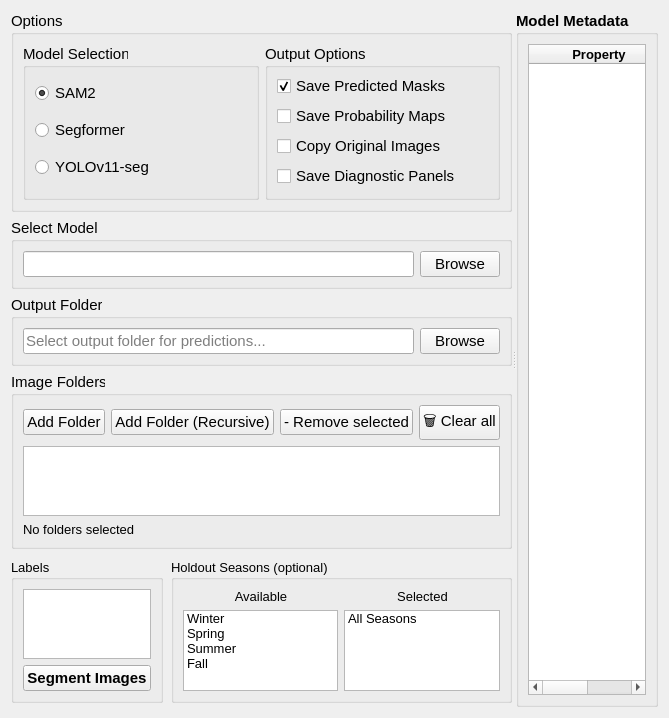
Qt form src/GRIME_AI/dialogs/ML_image_processing/segment_images_tab.ui (GRIME-Lab/GRIME-AI) before a commit.
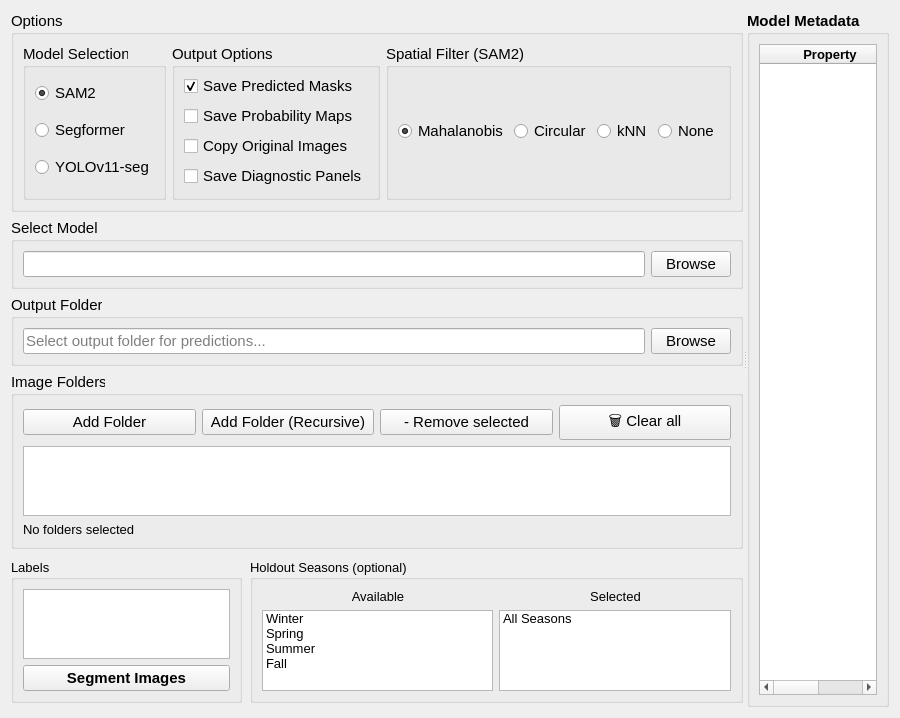
The same form after that commit.

Commit message: SAGE and GRIME AI changes Incorporated minimum covariance determinant (MCD) estimator to improve machine learning. Added Clr button, About box to SAGE. 'Other' label class changed from ID 1 to ID 999 Once a mask is defined, another mask cannot overlap. At least for now, this is the design..

```diff
--- a/src/GRIME_AI/dialogs/ML_image_processing/segment_images_tab.ui
+++ b/src/GRIME_AI/dialogs/ML_image_processing/segment_images_tab.ui
@@ -175,6 +175,21 @@
             </layout>
            </widget>
           </item>
+          <item>
+           <widget class="QGroupBox" name="groupBox_blobFilter_segment">
+            <property name="font"><font><family>Arial</family><pointsize>11</pointsize></font></property>
+            <property name="title"><string>Spatial Filter (SAM2)</string></property>
+            <property name="toolTip"><string>Post-processing filter applied to SAM2 masks. Mahalanobis uses the trained centroid distribution; Circular uses the radius; None disables filtering (raw model mask).</string></property>
+            <layout class="QHBoxLayout" name="horizontalLayout_blobFilter_segment">
+             <property name="topMargin"><number>6</number></property>
+             <item><widget class="QRadioButton" name="radioButton_blob_mahalanobis"><property name="font"><font><family>Arial</family><pointsize>11</pointsize></font></property><property name="toolTip"><string>Keep regions within the trained Mahalanobis centroid distribution.</string></property><property name="text"><string>Mahalanobis</string></property><property name="checked"><bool>true</bool></property></widget></item>
+             <item><widget class="QRadioButton" name="radioButton_blob_circular"><property name="font"><font><family>Arial</family><pointsize>11</pointsize></font></property><property name="toolTip"><string>Keep regions within the scalar radius of a prompt centroid.</string></property><property name="text"><string>Circular</string></property></widget></item>
+             <item><widget class="QRadioButton" name="radioButton_blob_knn"><property name="font"><font><family>Arial</family><pointsize>11</pointsize></font></property><property name="toolTip"><string>Keep regions within the k-th nearest training-centroid distance (handles multimodal targets).</string></property><property name="text"><string>kNN</string></property></widget></item>
+             <item><widget class="QRadioButton" name="radioButton_blob_none"><property name="font"><font><family>Arial</family><pointsize>11</pointsize></font></property><property name="toolTip"><string>Disable spatial filtering — use the raw model mask.</string></property><property name="text"><string>None</string></property></widget></item>
+             <item><spacer name="horizontalSpacer_blobFilter_segment"><property name="orientation"><enum>Qt::Horizontal</enum></property><property name="sizeHint" stdset="0"><size><width>40</width><height>20</height></size></property></spacer></item>
+            </layout>
+           </widget>
+          </item>
          </layout>
         </item>
        </layout>
```
The commit also changes 8 other files.
